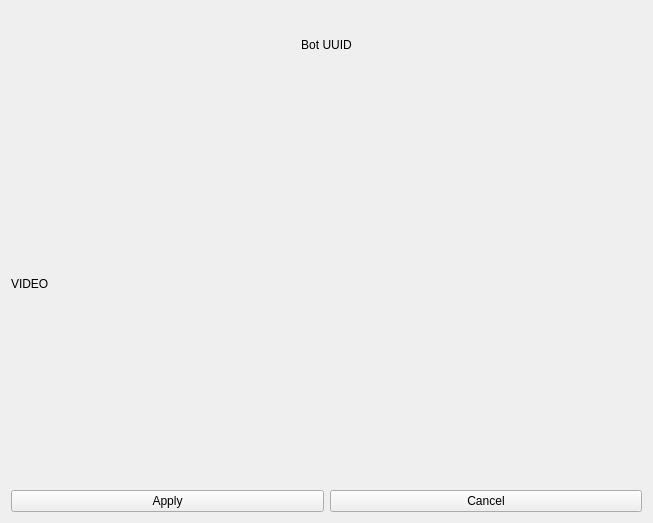
Old version of the form botspecification.ui in the repository kcci-MustGo/MustGo_Qt.
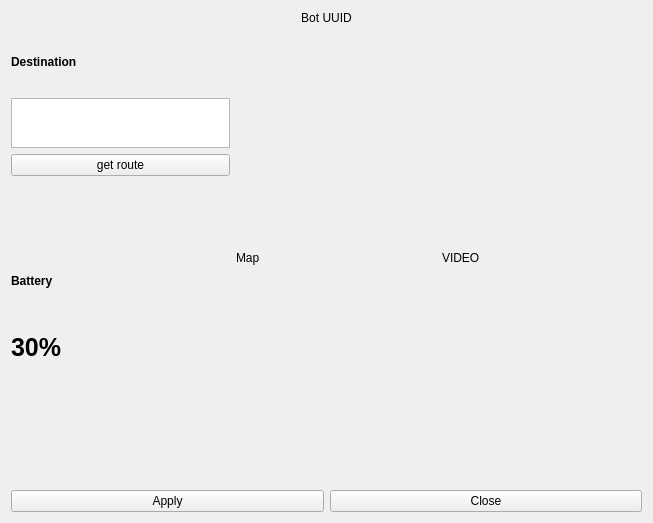
New version of the form.

Commit message: ADD 1. botmainpage_specButton, 2. BotSpec_transition, ING 1. request ROUTE in BotSpec

Patch:
```diff
--- a/botspecification.ui
+++ b/botspecification.ui
@@ -17,7 +17,7 @@
    <item>
     <layout class="QVBoxLayout" name="layoutTitle">
      <item>
-      <widget class="QLabel" name="label">
+      <widget class="QLabel" name="labelTitle">
        <property name="text">
         <string>Bot UUID</string>
        </property>
@@ -31,7 +31,117 @@
    <item>
     <layout class="QHBoxLayout" name="layoutHorizon">
      <item>
-      <layout class="QVBoxLayout" name="layoutContents"/>
+      <layout class="QVBoxLayout" name="layoutContents">
+       <item>
+        <widget class="QLabel" name="labelDestination">
+         <property name="font">
+          <font>
+           <weight>75</weight>
+           <bold>true</bold>
+          </font>
+         </property>
+         <property name="text">
+          <string>Destination</string>
+         </property>
+         <property name="margin">
+          <number>0</number>
+         </property>
+        </widget>
+       </item>
+       <item>
+        <widget class="QTextEdit" name="textDestination">
+         <property name="maximumSize">
+          <size>
+           <width>16777215</width>
+           <height>50</height>
+          </size>
+         </property>
+        </widget>
+       </item>
+       <item>
+        <widget class="QPushButton" name="btnSendDestination">
+         <property name="text">
+          <string>get route</string>
+         </property>
+        </widget>
+       </item>
+       <item>
+        <widget class="QLabel" name="labelMargin1">
+         <property name="minimumSize">
+          <size>
+           <width>0</width>
+           <height>50</height>
+          </size>
+         </property>
+         <property name="text">
+          <string/>
+         </property>
+        </widget>
+       </item>
+       <item>
+        <widget class="QLabel" name="labelBattery">
+         <property name="minimumSize">
+          <size>
+           <width>200</width>
+           <height>0</height>
+          </size>
+         </property>
+         <property name="font">
+          <font>
+           <weight>75</weight>
+           <bold>true</bold>
+          </font>
+         </property>
+         <property name="text">
+          <string>Battery</string>
+         </property>
+        </widget>
+       </item>
+       <item>
+        <widget class="QLabel" name="label">
+         <property name="font">
+          <font>
+           <pointsize>19</pointsize>
+           <weight>75</weight>
+           <bold>true</bold>
+          </font>
+         </property>
+         <property name="text">
+          <string>30%</string>
+         </property>
+        </widget>
+       </item>
+       <item>
+        <widget class="QLabel" name="labelMargin2">
+         <property name="minimumSize">
+          <size>
+           <width>0</width>
+           <height>100</height>
+          </size>
+         </property>
+         <property name="text">
+          <string/>
+         </property>
+        </widget>
+       </item>
+      </layout>
+     </item>
+     <item>
+      <layout class="QVBoxLayout" name="layoutMap">
+       <item>
+        <widget class="QLabel" name="labelMap">
+         <property name="minimumSize">
+          <size>
+           <width>200</width>
+           <height>150</height>
+          </size>
+         </property>
+         <property name="text">
+          <string>Map</string>
+         </property>
+        </widget>
+       </item>
+      </layout>
      </item>
      <item>
       <layout class="QVBoxLayout" name="layoutVideo">
@@ -39,7 +149,7 @@
         <widget class="QLabel" name="video">
          <property name="minimumSize">
           <size>
-           <width>0</width>
+           <width>200</width>
            <height>400</height>
           </size>
          </property>
@@ -64,7 +174,7 @@
      <item>
       <widget class="QPushButton" name="btnCancel">
        <property name="text">
-        <string>Cancel</string>
+        <string>Close</string>
        </property>
       </widget>
      </item>
```
The commit also changes 5344 other files.
